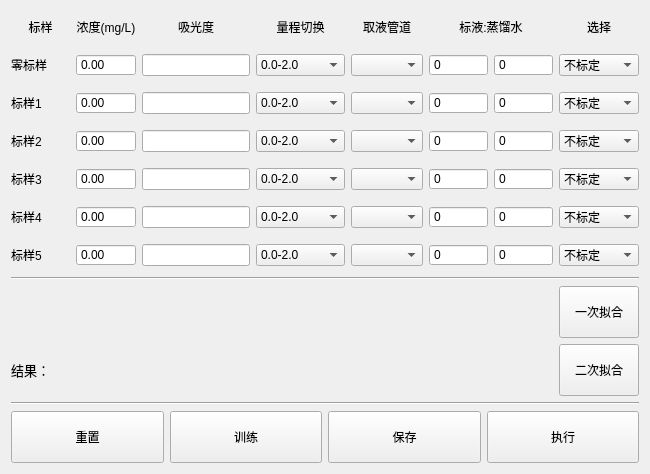
Before: the Qt Designer form calibframe.ui in DREAM251/WaterMonitoring, drawn with Qt 5.
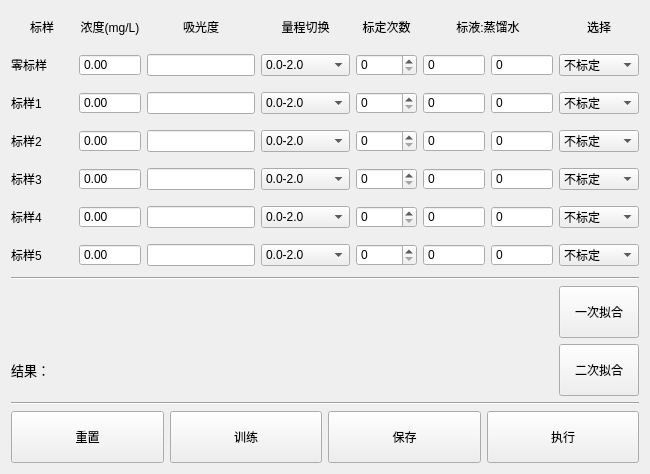
After: the same form once the commit is applied.

Commit message: 管道改为标样次数

Diff of the .ui file:
```diff
--- a/calibframe.ui
+++ b/calibframe.ui
@@ -209,7 +209,7 @@
       </size>
      </property>
      <property name="text">
-      <string>取液管道</string>
+      <string>标定次数</string>
      </property>
      <property name="alignment">
       <set>Qt::AlignCenter</set>
@@ -382,9 +382,6 @@
      </property>
     </widget>
    </item>
-   <item row="5" column="4">
-    <widget class="QComboBox" name="cbPipe4"/>
-   </item>
    <item row="10" column="0" colspan="6">
     <widget class="QLabel" name="lbResult">
      <property name="enabled">
@@ -422,9 +419,6 @@
      </item>
     </widget>
    </item>
-   <item row="1" column="4">
-    <widget class="QComboBox" name="cbPipe0"/>
-   </item>
    <item row="6" column="6">
     <widget class="QSpinBox" name="sbWater5">
      <property name="buttonSymbols">
@@ -435,9 +429,6 @@
      </property>
     </widget>
    </item>
-   <item row="4" column="4">
-    <widget class="QComboBox" name="cbPipe3"/>
-   </item>
    <item row="5" column="5">
     <widget class="QSpinBox" name="sbSample4">
      <property name="buttonSymbols">
@@ -448,9 +439,6 @@
      </property>
     </widget>
    </item>
-   <item row="2" column="4">
-    <widget class="QComboBox" name="cbPipe1"/>
-   </item>
    <item row="6" column="1">
     <widget class="QDoubleSpinBox" name="dsbConc5">
      <property name="buttonSymbols">
@@ -652,9 +640,6 @@
      </property>
     </widget>
    </item>
-   <item row="6" column="4">
-    <widget class="QComboBox" name="cbPipe5"/>
-   </item>
    <item row="6" column="5">
     <widget class="QSpinBox" name="sbSample5">
      <property name="buttonSymbols">
@@ -774,9 +759,6 @@
      </item>
     </widget>
    </item>
-   <item row="3" column="4">
-    <widget class="QComboBox" name="cbPipe2"/>
-   </item>
    <item row="6" column="0">
     <widget class="QLabel" name="lbCali5">
      <property name="minimumSize">
@@ -898,6 +880,24 @@
      </property>
     </widget>
    </item>
+   <item row="1" column="4">
+    <widget class="QSpinBox" name="num0"/>
+   </item>
+   <item row="2" column="4">
+    <widget class="QSpinBox" name="num1"/>
+   </item>
+   <item row="3" column="4">
+    <widget class="QSpinBox" name="num2"/>
+   </item>
+   <item row="4" column="4">
+    <widget class="QSpinBox" name="num3"/>
+   </item>
+   <item row="5" column="4">
+    <widget class="QSpinBox" name="num4"/>
+   </item>
+   <item row="6" column="4">
+    <widget class="QSpinBox" name="num5"/>
+   </item>
   </layout>
  </widget>
  <resources/>
```
